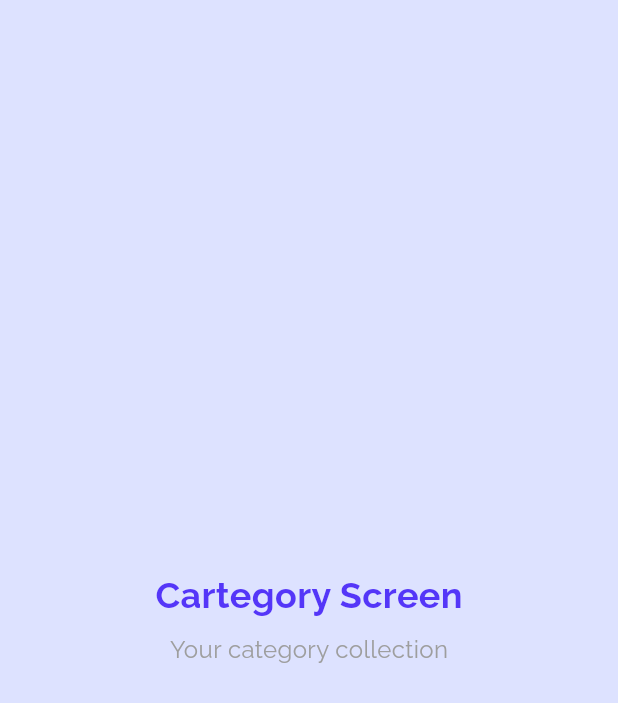
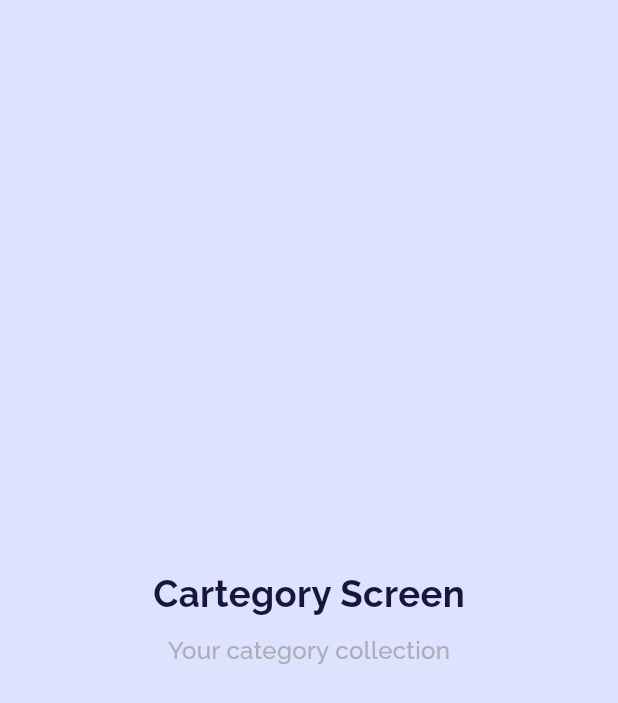
Before and after one commit to rashaNAlaswad/anime_app, a Flutter app: the CategoryScreen screen opened by its route, on a phone screen of 412 x 824 dp. Shown: the top 703 px of the screen. Run offline on Flutter 3.47's test engine with Material 3 defaults, Android fonts, the phone set to English and light mode, and no system bars; our stand-ins replace flutter_screenutil, flutter_svg, google_fonts, persistent_bottom_nav_bar.

Commit message:
- Refactor Category, Setting, and Search screens to use new text styles and spacing helper. - Replace hardcoded styles with AppTextStyles for consistency.

```diff
--- a/lib/features/category/presentation/screens/category_screen.dart
+++ b/lib/features/category/presentation/screens/category_screen.dart
@@ -1,6 +1,7 @@
 import 'package:flutter/material.dart';
 
-import '../../../../core/theme/app_colors.dart';
+import '../../../../core/helper/spacing.dart';
+import '../../../../core/theme/app_text_styles.dart';
 
 class CategoryScreen extends StatelessWidget {
   const CategoryScreen({super.key});
@@ -8,22 +9,15 @@ class CategoryScreen extends StatelessWidget {
   @override
   Widget build(BuildContext context) {
     return Scaffold(
-      body: const Center(
+      body: Center(
         child: Column(
           mainAxisAlignment: MainAxisAlignment.center,
           children: [
-            Text(
-              'Cartegory Screen',
-              style: TextStyle(
-                fontSize: 24,
-                fontWeight: FontWeight.bold,
-                color: AppColors.bluePrimary,
-              ),
-            ),
-            SizedBox(height: 8),
+            Text('Cartegory Screen', style: AppTextStyles.font24DarkBlueBold),
+            verticalSpace(8),
             Text(
               'Your category collection',
-              style: TextStyle(fontSize: 16, color: Colors.grey),
+              style: AppTextStyles.font12greyMedium.copyWith(fontSize: 16),
             ),
           ],
         ),
```
Also changed, not shown: lib/features/profile/presentation/screens/setting_screen.dart (+6 -12 lines), lib/features/search/presentation/screens/search_screen.dart (+6 -12 lines).
